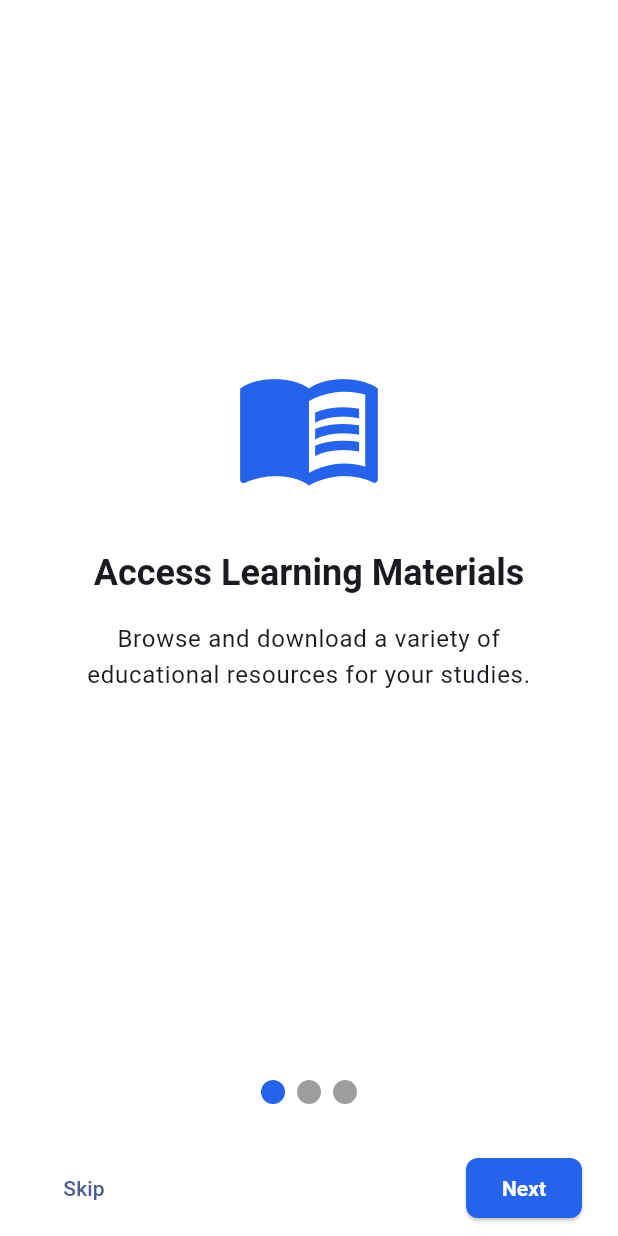
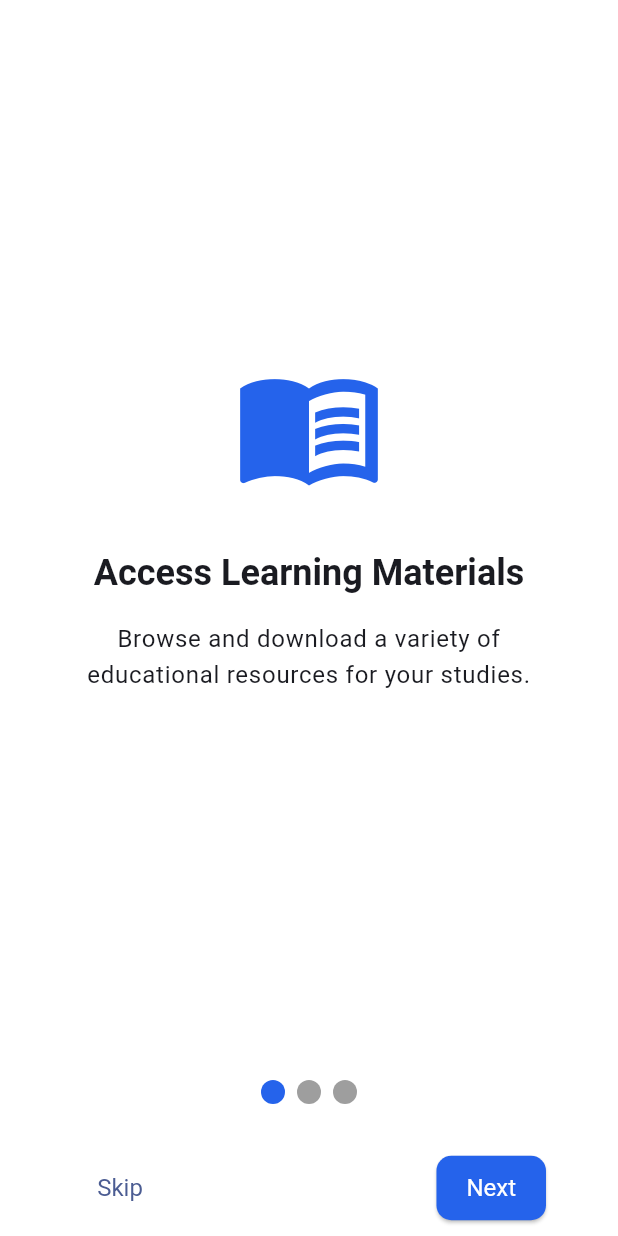
Before and after one commit to Faqih001/learning_material_downloader-app, a Flutter app: the screen it shows after launch, on a phone screen of 412 x 824 dp. Run offline on Flutter 3.47's test engine with Material 3 defaults, Android fonts, the phone set to English and light mode, and no system bars; drawn by our look-alikes of smooth_page_indicator; our stand-ins replace flutter_dotenv, google_maps_flutter, shared_preferences.

Commit message:
Refactor OnboardingScreen: Enhance layout responsiveness and improve UI elements for better user experience

```diff
--- a/lib/screens/onboarding_screen.dart
+++ b/lib/screens/onboarding_screen.dart
@@ -51,7 +51,15 @@ class _OnboardingScreenState extends State<OnboardingScreen> {
   @override
   Widget build(BuildContext context) {
     return Scaffold(
-      body: SafeArea(
+      body: LayoutBuilder(
+        builder: (context, constraints) {
+          final isWide = constraints.maxWidth > 700;
+          return SafeArea(
+            child: Center(
+              child: ConstrainedBox(
+                constraints: BoxConstraints(maxWidth: isWide ? 600 : double.infinity),
+                child: Padding(
+                  padding: EdgeInsets.symmetric(horizontal: isWide ? 48 : 24, vertical: isWide ? 32 : 0),
                   child: Column(
                     children: [
                       Expanded(
@@ -63,7 +71,7 @@ class _OnboardingScreenState extends State<OnboardingScreen> {
                         ),
                       ),
                       Padding(
-              padding: const EdgeInsets.symmetric(vertical: 24.0),
+                        padding: EdgeInsets.symmetric(vertical: isWide ? 32 : 24),
                         child: SmoothPageIndicator(
                           controller: _controller,
                           count: _pages.length,
@@ -74,26 +82,41 @@ class _OnboardingScreenState extends State<OnboardingScreen> {
                         ),
                       ),
                       Padding(
-              padding: const EdgeInsets.symmetric(
-                horizontal: 24.0,
-                vertical: 8.0,
+                        padding: EdgeInsets.symmetric(
+                          horizontal: isWide ? 32 : 24,
+                          vertical: isWide ? 16 : 8,
                         ),
                         child: Row(
                           mainAxisAlignment: MainAxisAlignment.spaceBetween,
                           children: [
-                  TextButton(onPressed: _onSkip, child: const Text('Skip')),
-                  ElevatedButton(
+                            MouseRegion(
+                              cursor: SystemMouseCursors.click,
+                              child: TextButton(
+                                onPressed: _onSkip,
+                                child: const Text('Skip'),
+                                style: TextButton.styleFrom(
+                                  textStyle: TextStyle(fontSize: isWide ? 18 : 16),
+                                ),
+                              ),
+                            ),
+                            MouseRegion(
+                              cursor: SystemMouseCursors.click,
+                              child: ElevatedButton(
                                 onPressed: _onNext,
                                 style: ElevatedButton.styleFrom(
                                   backgroundColor: const Color(0xFF2563EB),
                                   shape: RoundedRectangleBorder(
-                        borderRadius: BorderRadius.circular(8),
+                                    borderRadius: BorderRadius.circular(10),
                                   ),
+                                  padding: EdgeInsets.symmetric(
+                                    horizontal: isWide ? 32 : 20,
+                                    vertical: isWide ? 18 : 12,
+                                  ),
+                                  textStyle: TextStyle(fontSize: isWide ? 18 : 16),
                                 ),
                                 child: Text(
-                      _currentPage == _pages.length - 1
-                          ? 'Get Started'
-                          : 'Next',
+                                  _currentPage == _pages.length - 1 ? 'Get Started' : 'Next',
+                                ),
                               ),
                             ),
                           ],
@@ -101,6 +124,11 @@ class _OnboardingScreenState extends State<OnboardingScreen> {
                       ),
                     ],
                   ),
+                ),
+              ),
+            ),
+          );
+        },
       ),
     );
   }
@@ -118,23 +146,26 @@ class _OnboardingPage extends StatelessWidget {
 
   @override
   Widget build(BuildContext context) {
+    final isWide = MediaQuery.of(context).size.width > 700;
     return Padding(
-      padding: const EdgeInsets.symmetric(horizontal: 32.0, vertical: 48.0),
+      padding: EdgeInsets.symmetric(horizontal: isWide ? 48 : 32, vertical: isWide ? 64 : 48),
       child: Column(
         mainAxisAlignment: MainAxisAlignment.center,
         children: [
-          Icon(icon, size: 100, color: const Color(0xFF2563EB)),
-          const SizedBox(height: 32),
+          Icon(icon, size: isWide ? 140 : 100, color: const Color(0xFF2563EB)),
+          SizedBox(height: isWide ? 48 : 32),
           Text(
             title,
-            style: Theme.of(
-              context,
-            ).textTheme.headlineSmall?.copyWith(fontWeight: FontWeight.bold),
+            style: Theme.of(context).textTheme.headlineSmall?.copyWith(
+              fontWeight: FontWeight.bold,
+              fontSize: isWide ? 30 : null,
             ),
-          const SizedBox(height: 16),
+            textAlign: TextAlign.center,
+          ),
+          SizedBox(height: isWide ? 24 : 16),
           Text(
             description,
-            style: Theme.of(context).textTheme.bodyLarge,
+            style: Theme.of(context).textTheme.bodyLarge?.copyWith(fontSize: isWide ? 20 : null),
             textAlign: TextAlign.center,
           ),
         ],
```
Lines whose indentation alone changed are shown as unchanged.
